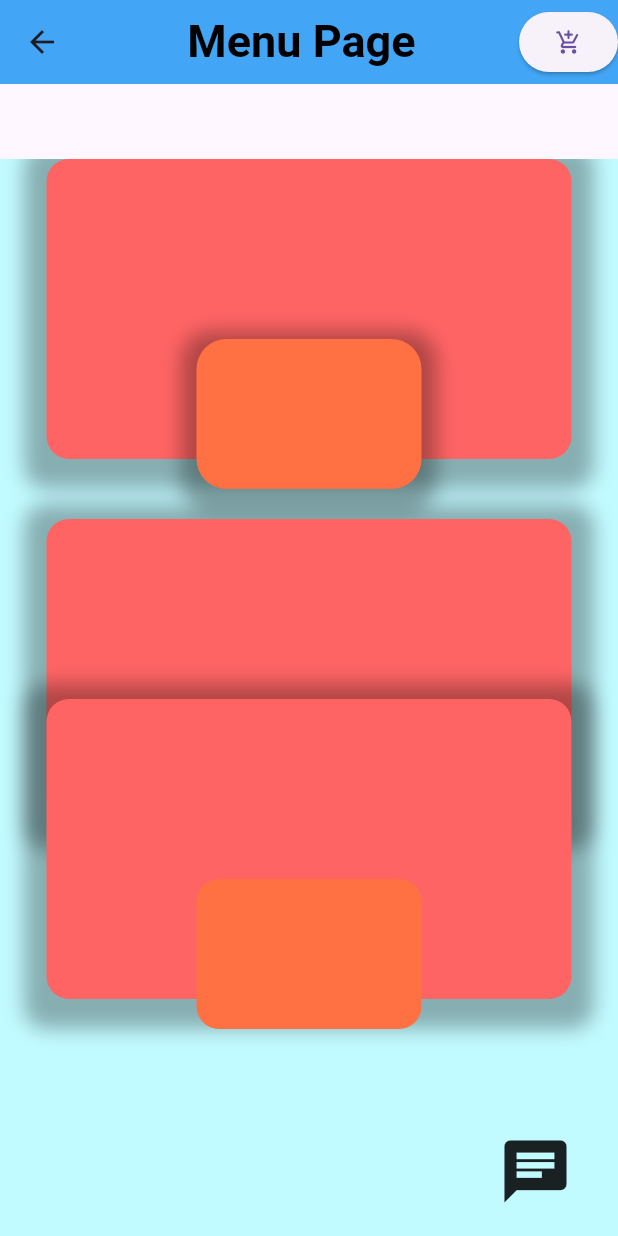
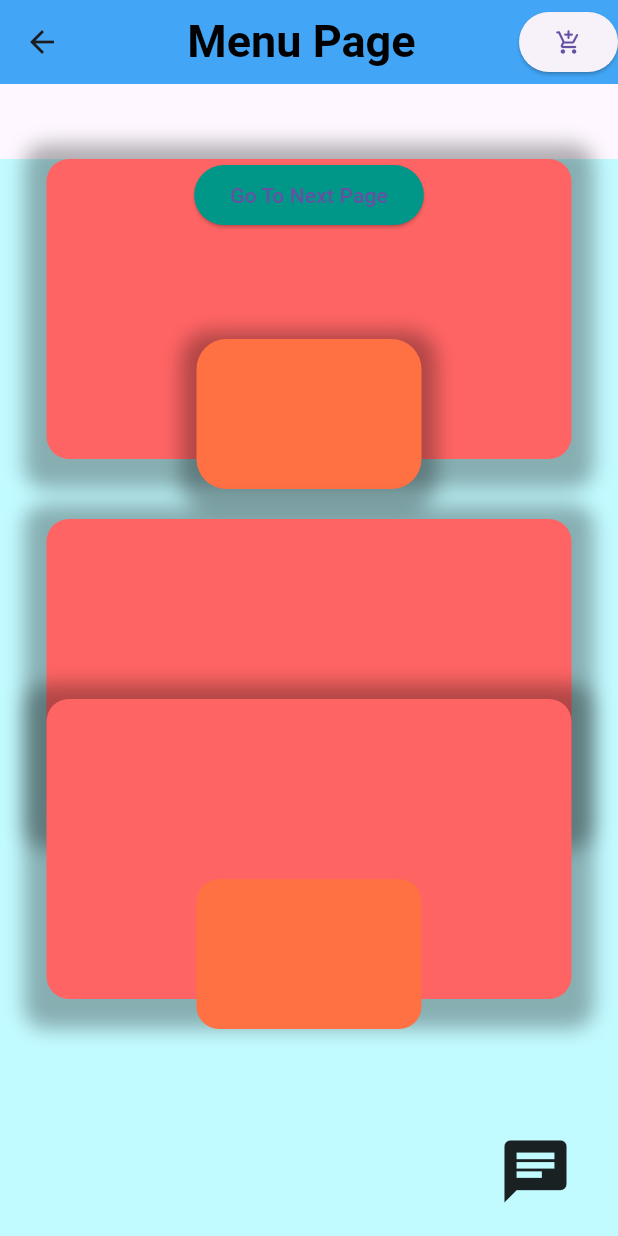
Before and after one commit to developermuhammadsharjeel/Flutter_Learning_Basics, a Flutter app: the Page2 screen opened directly, on a phone screen of 412 x 824 dp. Run offline on Flutter 3.47's test engine with Material 3 defaults, Android fonts, the phone set to English and light mode, and no system bars; our stand-ins replace math_expressions, shared_preferences; accounts and stored records are empty; Roboto replaces fonts that are missing (Times New Roman).

Commit message:
Addition of code/file or Updation

```diff
--- a/lib/extra/PizzaPage2.dart
+++ b/lib/extra/PizzaPage2.dart
@@ -134,12 +134,12 @@ class _Page2State extends State<Page2> {
                             ),
                           ))),
                   Positioned(
-                      top: 800,
+                      top: 0,
                       child: ElevatedButton(onPressed: (){
                         Navigator.push(context, MaterialPageRoute(builder: (context)=> Page3()));
                       },
                           style: ElevatedButton.styleFrom(
-                            backgroundColor: Colors.blue.shade400,),
+                            backgroundColor: Colors.teal,),
                           child: Text("Go To Next Page"))),
 
                   Positioned(
```
Also changed, not shown: lib/extra/PizaaPage3.dart (+24 -16 lines).
